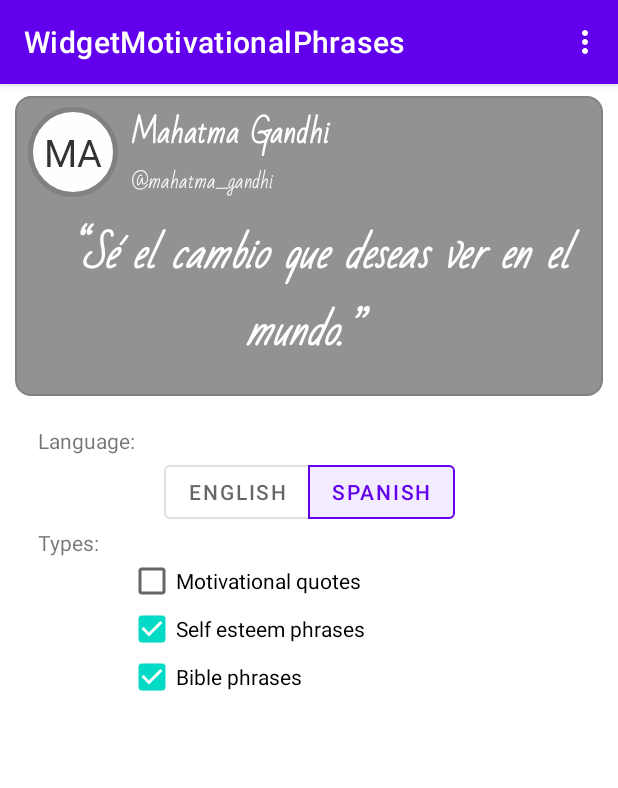
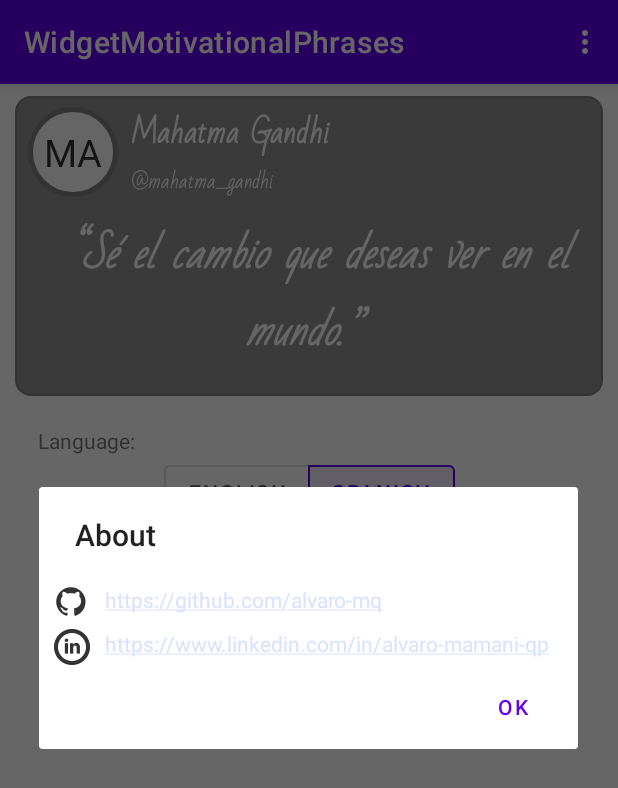
Before and after one commit to alvaro-mq/widget_motivational_phrases, an Android app: the screen it shows after launch (MainActivity), in the options menu, after a tap on "About", on a phone screen of 412 x 824 dp. Shown: the top 788 px of the screen. Run offline under Robolectric (Android 15) with nearby library versions, the phone set to English and light mode, and no system bars; our stand-ins replace navigation-ui.

Commit message:
feat: add dialog for about

```diff
--- a/app/src/main/java/com/alvaromq/widgetmotivationalphrases/MainActivity.java
+++ b/app/src/main/java/com/alvaromq/widgetmotivationalphrases/MainActivity.java
@@ -1,6 +1,8 @@
 package com.alvaromq.widgetmotivationalphrases;
 
 import android.annotation.SuppressLint;
+import android.app.AlertDialog;
+import android.content.DialogInterface;
 import android.content.Intent;
 import android.graphics.Bitmap;
 import android.net.Uri;
@@ -224,6 +226,17 @@ public class MainActivity extends AppCompatActivity {
         if (id == R.id.itemListPhrases) {
             startActivity(new Intent(this, PhrasesList.class));
             return true;
+        } else if (id == R.id.itemAbout) {
+            AlertDialog.Builder builder = new AlertDialog.Builder(MainActivity.this);
+            builder.setView(R.layout.dialog);
+            builder.setTitle(R.string.about);
+            builder.setCancelable(true);
+            builder.setPositiveButton(
+                    R.string.ok,
+                    (dialog, id1) -> dialog.cancel());
+            AlertDialog alert = builder.create();
+            alert.show();
+            return true;
         }
 
         return super.onOptionsItemSelected(item);
--- /dev/null
+++ b/app/src/main/res/layout/dialog.xml
@@ -0,0 +1,48 @@
+<?xml version="1.0" encoding="utf-8"?>
+<LinearLayout xmlns:android="http://schemas.android.com/apk/res/android"
+    android:orientation="vertical"
+    android:layout_width="match_parent"
+    android:layout_height="match_parent">
+
+    <LinearLayout
+        android:layout_width="match_parent"
+        android:layout_height="wrap_content"
+        android:layout_marginTop="20dp"
+        android:layout_marginBottom="5dp"
+        android:orientation="horizontal">
+        <ImageView
+            android:layout_width="wrap_content"
+            android:layout_height="match_parent"
+            android:id="@+id/ivGithub"
+            android:paddingHorizontal="10dp"
+            android:src="@drawable/ic_github"
+            />
+        <TextView
+            android:layout_width="match_parent"
+            android:layout_height="match_parent"
+            android:id="@+id/tvGithub"
+            android:autoLink="web"
+            android:text="https://github.com/alvaro-mq"
+            />
+    </LinearLayout>
+    <LinearLayout
+        android:layout_width="match_parent"
+        android:layout_height="wrap_content"
+        android:orientation="horizontal">
+        <ImageView
+            android:layout_width="wrap_content"
+            android:layout_height="match_parent"
+            android:id="@+id/ivLinkedin"
+            android:paddingHorizontal="10dp"
+            android:src="@drawable/ic_linkedin"
+            />
+        <TextView
+            android:layout_width="match_parent"
+            android:layout_height="match_parent"
+            android:id="@+id/tvLinkedin"
+            android:autoLink="web"
+            android:text="https://www.linkedin.com/in/alvaro-mamani-qp"
+            />
+    </LinearLayout>
+
+</LinearLayout>
--- a/app/src/main/res/values/strings.xml
+++ b/app/src/main/res/values/strings.xml
@@ -25,8 +25,7 @@
     <string name="clipboard">Copied to clipboard</string>
     <string name="phrases_list">Phrases list</string>
     <string name="about">About</string>
+    <!-- Strings used for fragments for navigation -->
     <string name="title_activity_phrases_list">PhrasesList</string>
-    <!-- Strings used for fragments for navigation -->
-    <string name="first_fragment_label">First Fragment</string>
-    <string name="second_fragment_label">Second Fragment</string>
+    <string name="ok">OK</string>
 </resources>
```
Also changed, not shown: app/src/main/res/drawable-hdpi/ic_github.png (added), app/src/main/res/drawable-hdpi/ic_linkedin.png (added), app/src/main/res/drawable-mdpi/ic_github.png (added), app/src/main/res/drawable-mdpi/ic_linkedin.png (added), app/src/main/res/drawable-xhdpi/ic_github.png (added), app/src/main/res/drawable-xhdpi/ic_linkedin.png (added), app/src/main/res/drawable-xxhdpi/ic_github.png (added), app/src/main/res/drawable-xxhdpi/ic_linkedin.png (added), app/src/main/res/drawable-xxxhdpi/ic_github.png (added), app/src/main/res/drawable-xxxhdpi/ic_linkedin.png (added), 1 other file.
